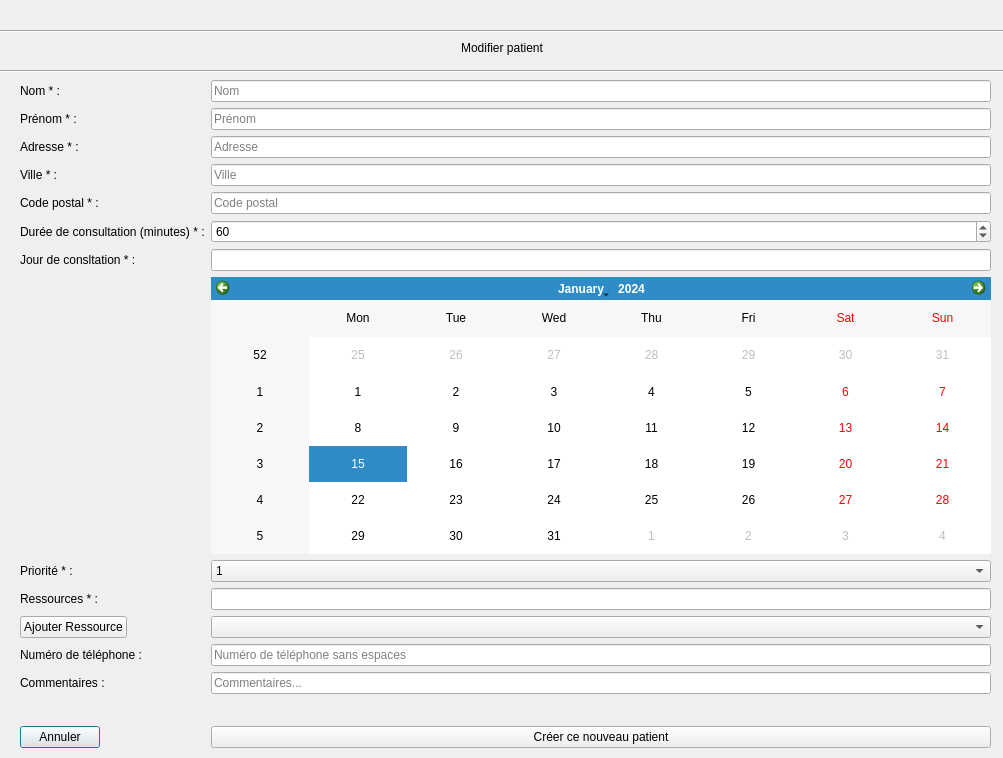
Qt form modifypatient.ui (JeanCellier/QtProjet) before a commit.
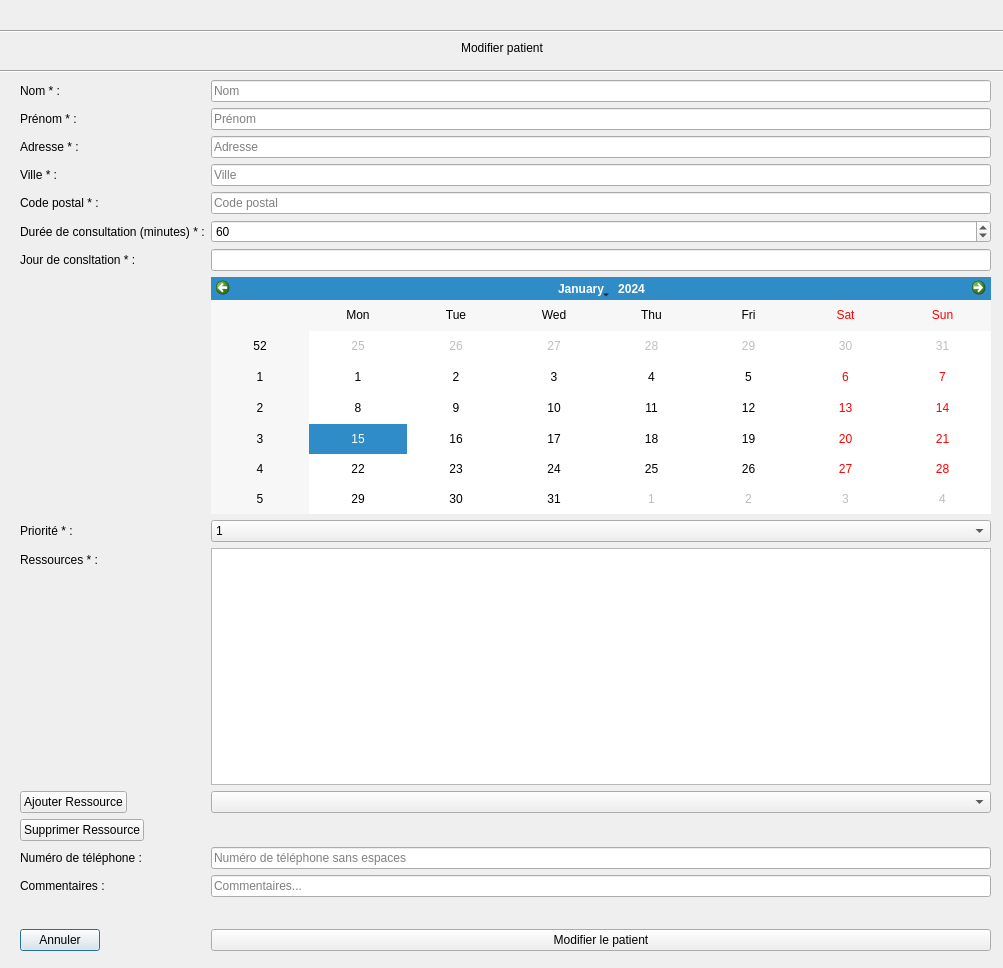
The same form after that commit.

Commit message: modifier patient bien fait

What changed in the file:
```diff
--- a/modifypatient.ui
+++ b/modifypatient.ui
@@ -7,7 +7,7 @@
     <x>0</x>
     <y>0</y>
     <width>1003</width>
-    <height>758</height>
+    <height>968</height>
    </rect>
   </property>
   <property name="windowTitle">
@@ -32,7 +32,7 @@
      <x>20</x>
      <y>80</y>
      <width>971</width>
-     <height>668</height>
+     <height>871</height>
     </rect>
    </property>
    <layout class="QFormLayout" name="formLayout">
@@ -183,45 +183,35 @@
       </property>
      </widget>
     </item>
-    <item row="11" column="1">
-     <widget class="QLineEdit" name="ressourcesList">
-      <property name="readOnly">
-       <bool>false</bool>
-      </property>
-      <property name="placeholderText">
-       <string/>
-      </property>
-     </widget>
-    </item>
-    <item row="13" column="0">
+    <item row="15" column="0">
      <widget class="QLabel" name="phoneNumberLabel">
       <property name="text">
        <string>Numéro de téléphone :</string>
       </property>
      </widget>
     </item>
-    <item row="13" column="1">
+    <item row="15" column="1">
      <widget class="QLineEdit" name="phoneNumberLineEdit">
       <property name="placeholderText">
        <string>Numéro de téléphone sans espaces</string>
       </property>
      </widget>
     </item>
-    <item row="14" column="0">
+    <item row="16" column="0">
      <widget class="QLabel" name="commentariesLabel">
       <property name="text">
        <string>Commentaires :</string>
       </property>
      </widget>
     </item>
-    <item row="14" column="1">
+    <item row="16" column="1">
      <widget class="QLineEdit" name="commentaryLineEdit">
       <property name="placeholderText">
        <string>Commentaires...</string>
       </property>
      </widget>
     </item>
-    <item row="15" column="1">
+    <item row="17" column="1">
      <spacer name="horizontalSpacer">
       <property name="orientation">
        <enum>Qt::Horizontal</enum>
@@ -234,17 +224,17 @@
       </property>
      </spacer>
     </item>
-    <item row="16" column="0">
+    <item row="18" column="0">
      <widget class="QPushButton" name="cancelButton">
       <property name="text">
        <string>Annuler</string>
       </property>
      </widget>
     </item>
-    <item row="16" column="1">
-     <widget class="QPushButton" name="createPatientButton">
+    <item row="18" column="1">
+     <widget class="QPushButton" name="modifyPatientButton">
       <property name="text">
-       <string>Créer ce nouveau patient</string>
+       <string>Modifier le patient</string>
       </property>
      </widget>
     </item>
@@ -258,6 +248,16 @@
     <item row="12" column="1">
      <widget class="QComboBox" name="ressourcesComboBox"/>
     </item>
+    <item row="11" column="1">
+     <widget class="QTableView" name="ressourceTableView"/>
+    </item>
+    <item row="14" column="0">
+     <widget class="QPushButton" name="deleteRessourceButton">
+      <property name="text">
+       <string>Supprimer Ressource</string>
+      </property>
+     </widget>
+    </item>
    </layout>
   </widget>
   <widget class="QLabel" name="titleLabel">
```
The commit also changes 13 other files.
